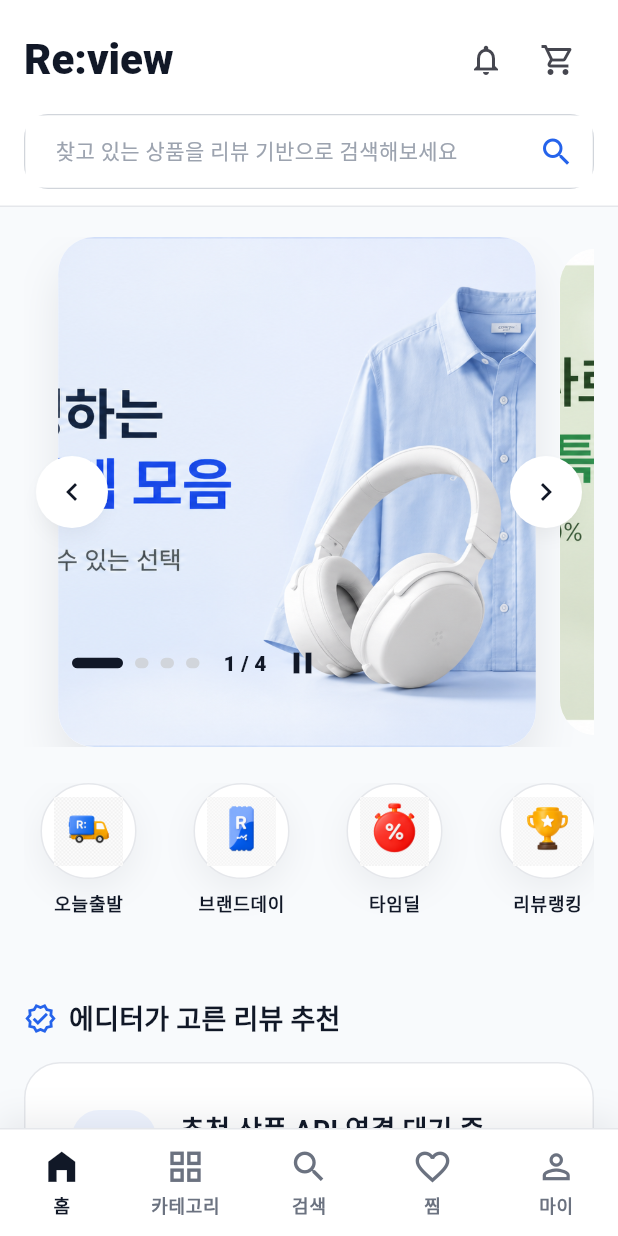
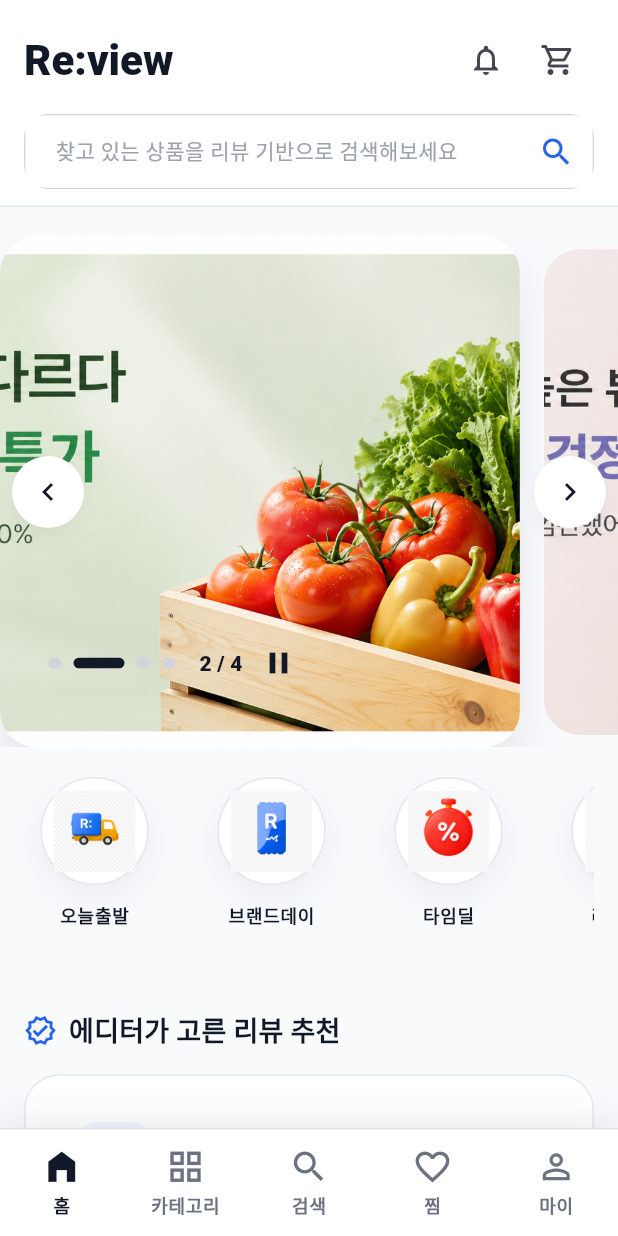
Before and after one commit to DMU-FireView/review-frontend, a Flutter app: the first screen one second after launch, on a phone screen of 412 x 824 dp. Run offline on Flutter 3.47's test engine with Material 3 defaults, Android fonts, the phone set to English and light mode, and no system bars; our stand-ins replace flutter_riverpod, go_router.

Commit message:
fix: refine home commerce reference details

```diff
--- a/lib/features/home/presentation/data/home_content.dart
+++ b/lib/features/home/presentation/data/home_content.dart
@@ -108,6 +108,8 @@ const quickCategories = [
   ),
 ];
 
+const trendingKeywords = <String>[];
+
 const recommendedProducts = <HomeProductData>[];
 
 const popularCategories = [
--- a/lib/features/home/presentation/pages/home_page.dart
+++ b/lib/features/home/presentation/pages/home_page.dart
@@ -14,6 +14,7 @@ import 'package:re_view_front/features/home/presentation/widgets/home/popular_ca
 import 'package:re_view_front/features/home/presentation/widgets/home/product_recommendation_section.dart';
 import 'package:re_view_front/features/home/presentation/widgets/home/quick_category_row.dart';
 import 'package:re_view_front/features/home/presentation/widgets/home/review_trust_info_card.dart';
+import 'package:re_view_front/features/home/presentation/widgets/home/trending_keyword_chips.dart';
 import 'package:re_view_front/shared/extensions/context_extensions.dart';
 import 'package:re_view_front/shared/widgets/app_content_view.dart';
 
@@ -61,21 +62,25 @@ class _HomePageState extends State<HomePage> {
             ),
           ),
           SliverToBoxAdapter(
+            child: Padding(
+              padding: EdgeInsets.only(top: context.isMobile ? 20 : 28),
+              child: _FadeUp(
+                key: _heroKey,
+                delay: 0,
+                child: HeroBannerCarousel(
+                  items: banners,
+                  onBannerPressed: _handleBannerPressed,
+                ),
+              ),
+            ),
+          ),
+          SliverToBoxAdapter(
             child: AppContentView(
               maxWidth: 1440,
               padding: _homeContentPadding(context),
               child: Column(
                 crossAxisAlignment: CrossAxisAlignment.stretch,
                 children: [
-                  _FadeUp(
-                    key: _heroKey,
-                    delay: 0,
-                    child: HeroBannerCarousel(
-                      items: banners,
-                      onBannerPressed: _handleBannerPressed,
-                    ),
-                  ),
-                  const SizedBox(height: AppSpacing.lg),
                   _FadeUp(
                     key: _categoryKey,
                     delay: 60,
@@ -85,6 +90,14 @@ class _HomePageState extends State<HomePage> {
                     ),
                   ),
                   const SizedBox(height: AppSpacing.xl),
+                  _FadeUp(
+                    delay: 120,
+                    child: const TrendingKeywordChips(
+                      keywords: trendingKeywords,
+                    ),
+                  ),
+                  if (trendingKeywords.isNotEmpty)
+                    const SizedBox(height: AppSpacing.xl),
                   if (useWideCommerceGrid)
                     Row(
                       crossAxisAlignment: CrossAxisAlignment.start,
--- a/lib/features/home/presentation/widgets/home/banners/hero_banner_carousel.dart
+++ b/lib/features/home/presentation/widgets/home/banners/hero_banner_carousel.dart
@@ -23,14 +23,18 @@ class HeroBannerCarousel extends StatefulWidget {
 class _HeroBannerCarouselState extends State<HeroBannerCarousel> {
   late PageController _controller;
   Timer? _autoTimer;
-  double _viewportFraction = 0.58;
+  double _viewportFraction = 0.46;
   int _activeIndex = 0;
   bool _isPaused = false;
 
   @override
   void initState() {
     super.initState();
-    _controller = PageController(viewportFraction: _viewportFraction);
+    _activeIndex = widget.items.length > 1 ? 1 : 0;
+    _controller = PageController(
+      viewportFraction: _viewportFraction,
+      initialPage: _activeIndex,
+    );
     _startAutoTimer();
   }
 
@@ -40,7 +44,9 @@ class _HeroBannerCarouselState extends State<HeroBannerCarousel> {
     final width = context.viewportSize.width;
     final nextFraction = context.isMobile
         ? 0.88
-        : (width < 900 ? 0.82 : (width < 1200 ? 0.68 : 0.50));
+        : (width < 900
+              ? 0.82
+              : (width < 1200 ? 0.68 : (width < 1600 ? 0.46 : 0.36)));
     if (nextFraction == _viewportFraction) {
       return;
     }
@@ -60,13 +66,13 @@ class _HeroBannerCarouselState extends State<HeroBannerCarousel> {
     }
 
     return SizedBox(
-      height: context.isMobile ? 340 : (context.isTablet ? 320 : 330),
+      height: context.isMobile ? 340 : (context.isTablet ? 320 : 300),
       child: Stack(
         alignment: Alignment.center,
         children: [
           PageView.builder(
             controller: _controller,
-            padEnds: true,
+            padEnds: false,
             itemCount: widget.items.length,
             onPageChanged: (index) => setState(() => _activeIndex = index),
             itemBuilder: (context, index) {
@@ -138,6 +144,14 @@ class _HeroBannerCarouselState extends State<HeroBannerCarousel> {
               ],
             ),
           ),
+          if (!context.isMobile) ...[
+            const Positioned.fill(
+              child: IgnorePointer(child: _CarouselEdgeFade(isLeft: true)),
+            ),
+            const Positioned.fill(
+              child: IgnorePointer(child: _CarouselEdgeFade(isLeft: false)),
+            ),
+          ],
         ],
       ),
     );
@@ -168,6 +182,29 @@ class _HeroBannerCarouselState extends State<HeroBannerCarousel> {
 
       _moveBy(1);
     });
+  }
+}
+
+class _CarouselEdgeFade extends StatelessWidget {
+  const _CarouselEdgeFade({required this.isLeft});
+
+  final bool isLeft;
+
+  @override
+  Widget build(BuildContext context) {
+    return Align(
+      alignment: isLeft ? Alignment.centerLeft : Alignment.centerRight,
+      child: Container(
+        width: 120,
+        decoration: BoxDecoration(
+          gradient: LinearGradient(
+            begin: isLeft ? Alignment.centerLeft : Alignment.centerRight,
+            end: isLeft ? Alignment.centerRight : Alignment.centerLeft,
+            colors: const [AppColors.background, Color(0x00F8FAFC)],
+          ),
+        ),
+      ),
+    );
   }
 }
 
--- a/lib/features/home/presentation/widgets/home/brand/home_logo.dart
+++ b/lib/features/home/presentation/widgets/home/brand/home_logo.dart
@@ -8,7 +8,7 @@ class HomeLogo extends StatelessWidget {
   Widget build(BuildContext context) {
     return Text(
       'Re:view',
-      style: Theme.of(context).textTheme.headlineSmall?.copyWith(
+      style: Theme.of(context).textTheme.headlineMedium?.copyWith(
         color: AppColors.textPrimary,
         fontWeight: FontWeight.w900,
       ),
--- a/lib/features/home/presentation/widgets/home/quick_category_row.dart
+++ b/lib/features/home/presentation/widgets/home/quick_category_row.dart
@@ -16,24 +16,24 @@ class QuickCategoryRow extends StatelessWidget {
   @override
   Widget build(BuildContext context) {
     return SizedBox(
-      height: 112,
+      height: 124,
       child: ListView.separated(
         scrollDirection: Axis.horizontal,
         itemCount: items.length,
-        separatorBuilder: (_, _) => const SizedBox(width: AppSpacing.md),
+        separatorBuilder: (_, _) => const SizedBox(width: AppSpacing.lg),
         itemBuilder: (context, index) {
           final item = items[index];
 
           return SizedBox(
-            width: 86,
+            width: 94,
             child: InkWell(
               borderRadius: BorderRadius.circular(18),
               onTap: () => onCategoryPressed?.call(item.label),
               child: Column(
                 children: [
                   Container(
-                    width: 64,
-                    height: 64,
+                    width: 72,
+                    height: 72,
                     alignment: Alignment.center,
                     decoration: BoxDecoration(
                       color: AppColors.surface,
@@ -61,7 +61,7 @@ class QuickCategoryRow extends StatelessWidget {
                       ),
                     ),
                   ),
-                  const SizedBox(height: AppSpacing.xs),
+                  const SizedBox(height: AppSpacing.sm),
                   Text(
                     item.label,
                     maxLines: 1,
```
Also changed, not shown: lib/features/home/presentation/widgets/home/home_header.dart (+55 -7 lines), lib/features/home/presentation/widgets/home/review_trust_info_card.dart (+49 -25 lines).
